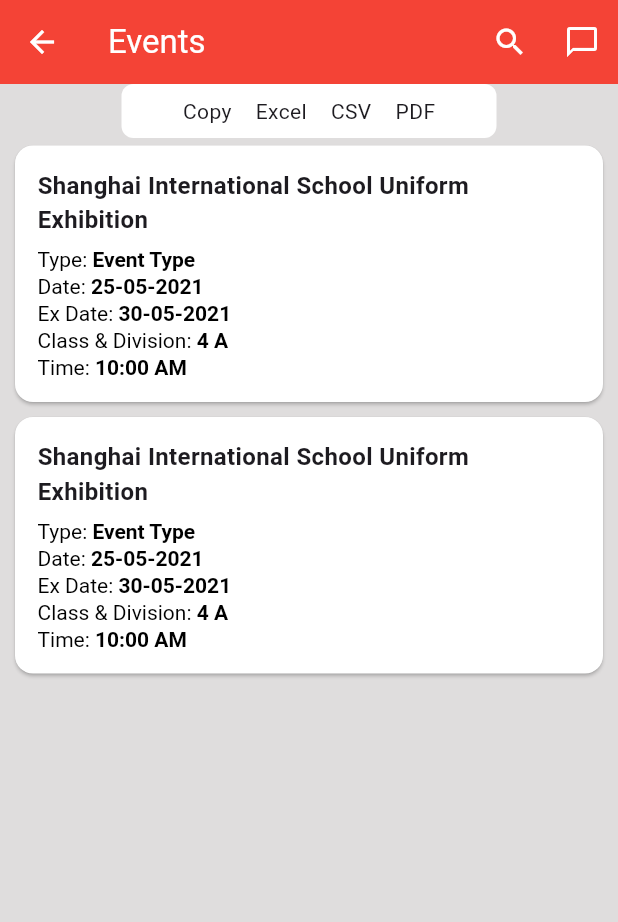
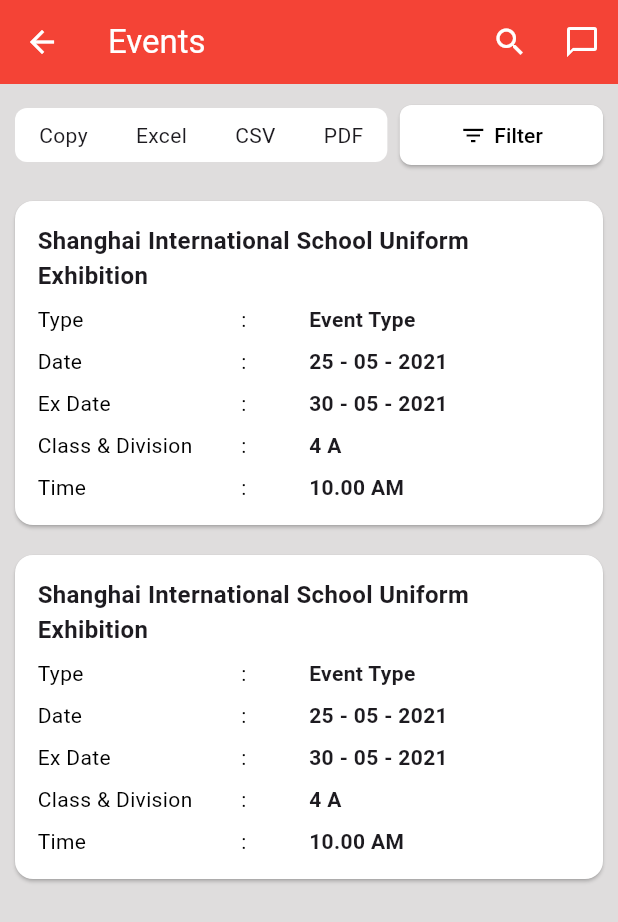
Before and after one commit to anjaleenama/JEETMEET, a Flutter app: the EventsScreen screen opened directly, on a phone screen of 412 x 824 dp. Shown: the top 922 px of the screen. Run offline on Flutter 3.47's test engine with Material 3 defaults, Android fonts, the light colour scheme and no system bars; our stand-ins replace table_calendar.

Commit message:
malavika changed

```diff
--- a/lib/events.dart
+++ b/lib/events.dart
@@ -1,34 +1,23 @@
 import 'package:flutter/material.dart';
 
 class EventsScreen extends StatelessWidget {
-  final List<Map<String, String>> titleList = [
-    {"title": "Shanghai International School Uniform Exhibition"},
-    {"title": "Shanghai International School Uniform Exhibition"}
-  ];
-
-  final List<Map<String, String>> typeList = [
-    {"type": "Event Type"},
-    {"type": "Event Type"}
-  ];
-
-  final List<Map<String, String>> dateList = [
-    {"date": "25-05-2021"},
-    {"date": "25-05-2021"}
-  ];
-
-  final List<Map<String, String>> exDateList = [
-    {"exDate": "30-05-2021"},
-    {"exDate": "30-05-2021"}
-  ];
-
-  final List<Map<String, String>> classDivisionList = [
-    {"classDivision": "4 A"},
-    {"classDivision": "4 A"}
-  ];
-
-  final List<Map<String, String>> timeList = [
-    {"time": "10:00 AM"},
-    {"time": "10:00 AM"}
+  final List<Map<String, String>> events = [
+    {
+      "title": "Shanghai International School Uniform Exhibition",
+      "type": "Event Type",
+      "date": "25 - 05 - 2021",
+      "exDate": "30 - 05 - 2021",
+      "classDivision": "4 A",
+      "time": "10.00 AM"
+    },
+    {
+      "title": "Shanghai International School Uniform Exhibition",
+      "type": "Event Type",
+      "date": "25 - 05 - 2021",
+      "exDate": "30 - 05 - 2021",
+      "classDivision": "4 A",
+      "time": "10.00 AM"
+    }
   ];
 
   @override
@@ -40,16 +29,23 @@ class EventsScreen extends StatelessWidget {
         title: Text("Events", style: TextStyle(color: Colors.white)),
         backgroundColor: Colors.red,
         actions: [
-          IconButton(icon: Icon(Icons.search), onPressed: () {}, color: Colors.white),
-          IconButton(icon: Icon(Icons.chat_bubble_outline), onPressed: () {}, color: Colors.white),
+          IconButton(
+              icon: Icon(Icons.search), onPressed: () {}, color: Colors.white),
+          IconButton(
+              icon: Icon(Icons.chat_bubble_outline),
+              onPressed: () {},
+              color: Colors.white),
         ],
       ),
       body: Column(
         children: [
-          Center(
-            child: Container(
+          Padding(
+            padding: const EdgeInsets.all(10.0),
+            child: Row(
+              mainAxisAlignment: MainAxisAlignment.spaceBetween,
+              children: [
+                Container(
                   padding: const EdgeInsets.all(8.0),
-              width: 250,
                   decoration: BoxDecoration(
                     color: Colors.white,
                     borderRadius: BorderRadius.circular(8),
@@ -58,24 +54,42 @@ class EventsScreen extends StatelessWidget {
                     mainAxisSize: MainAxisSize.min,
                     mainAxisAlignment: MainAxisAlignment.center,
                     children: [
-                  Text("Copy"),
-                  IntrinsicHeight(child: VerticalDivider(thickness: 1, color: Colors.grey)),
-                  Text("Excel"),
-                  IntrinsicHeight(child: VerticalDivider(thickness: 1, color: Colors.grey)),
-                  Text("CSV"),
-                  IntrinsicHeight(child: VerticalDivider(thickness: 1, color: Colors.grey)),
-                  Text("PDF"),
-
+                      buildTextButton("Copy"),
+                      buildDivider(),
+                      buildTextButton("Excel"),
+                      buildDivider(),
+                      buildTextButton("CSV"),
+                      buildDivider(),
+                      buildTextButton("PDF"),
                     ],
                   ),
                 ),
+                ElevatedButton(
+                  onPressed: () {},
+                  style: ElevatedButton.styleFrom(
+                    backgroundColor: Colors.white,
+                    foregroundColor: Colors.black,
+                    padding: EdgeInsets.symmetric(horizontal:40, vertical: 10),
+                    shape: RoundedRectangleBorder(
+                      borderRadius: BorderRadius.circular(8),
                     ),
-
+                  ),
+                  child: Row(
+                    children: [
+                      Icon(Icons.filter_list, color: Colors.black),
+                      SizedBox(width: 5),
+                      Text("Filter"),
+                    ],
+                  ),
+                ),
+              ],
+            ),
+          ),
           Expanded(
             child: ListView.builder(
-              itemCount: titleList.length,
+              itemCount: events.length,
               itemBuilder: (context, index) {
-                return buildEventCard(index);
+                return buildEventCard(events[index]);
               },
             ),
           ),
@@ -84,25 +98,42 @@ class EventsScreen extends StatelessWidget {
     );
   }
 
-  Widget buildEventCard(int index) {
+  Widget buildTextButton(String text) {
+    return Padding(
+      padding: const EdgeInsets.symmetric(horizontal: 8),
+      child: Text(text, style: TextStyle(fontSize: 14)),
+    );
+  }
+
+  Widget buildDivider() {
+    return IntrinsicHeight(
+      child: VerticalDivider(thickness: 1, color: Colors.grey),
+    );
+  }
+
+  Widget buildEventCard(Map<String, String> event) {
     return Card(
       color: Colors.white,
-      margin: EdgeInsets.symmetric(horizontal: 10, vertical: 5),
+      margin: EdgeInsets.symmetric(horizontal: 10, vertical: 10),
       child: Padding(
         padding: EdgeInsets.all(15),
         child: Column(
           crossAxisAlignment: CrossAxisAlignment.start,
           children: [
             Text(
-              titleList[index]["title"]!,
+              event["title"]!,
               style: TextStyle(fontSize: 16, fontWeight: FontWeight.bold),
             ),
-            SizedBox(height: 5),
-            buildEventDetail("Type", typeList[index]["type"]!),
-            buildEventDetail("Date", dateList[index]["date"]!),
-            buildEventDetail("Ex Date", exDateList[index]["exDate"]!),
-            buildEventDetail("Class & Division", classDivisionList[index]["classDivision"]!),
-            buildEventDetail("Time", timeList[index]["time"]!),
+            SizedBox(height: 8),
+            buildEventDetail("Type", event["type"]!),
+            SizedBox(height: 8),
+            buildEventDetail("Date", event["date"]!),
+            SizedBox(height: 8),
+            buildEventDetail("Ex Date", event["exDate"]!),
+            SizedBox(height: 8),
+            buildEventDetail("Class & Division", event["classDivision"]!),
+            SizedBox(height: 8),
+            buildEventDetail("Time", event["time"]!),
           ],
         ),
       ),
@@ -110,20 +141,25 @@ class EventsScreen extends StatelessWidget {
   }
 
   Widget buildEventDetail(String label, String value) {
-    return Padding(
-      padding: const EdgeInsets.only(top: 2),
-      child: RichText(
-        text: TextSpan(
-          style: TextStyle(fontSize: 14, color: Colors.black),
+    return Row(
+      crossAxisAlignment: CrossAxisAlignment.start,
       children: [
-            TextSpan(text: "$label: "),
-            TextSpan(
-              text: value,
-              style: TextStyle(fontWeight: FontWeight.bold),
+        Expanded(
+          flex: 3,
+          child: Text(label,
+              style: TextStyle(fontSize: 14, color: Colors.black)),
+        ),
+        Expanded(
+          flex: 1,
+          child: Text(":",
+              style: TextStyle(fontSize: 14, color: Colors.black)),
+        ),
+        Expanded(
+          flex: 4,
+          child: Text(value,
+              style: TextStyle(fontSize: 14, fontWeight: FontWeight.bold)),
         ),
       ],
-        ),
-      ),
     );
   }
 }
```
Also changed, not shown: lib/main.dart (+3 -5 lines), lib/online_class.dart (+11 -7 lines), lib/subject.dart (+56 -57 lines). Lines whose indentation alone changed are shown as unchanged.
